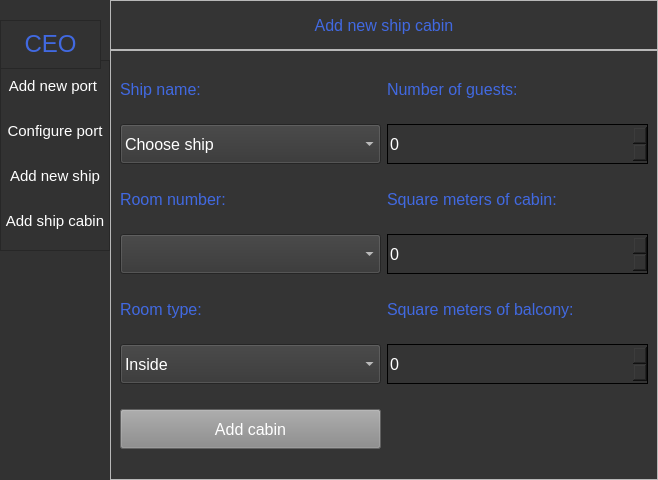
Qt form Application/Resources/interfaces/ceo_panel.ui (MateuszPason/Cruise_trips) before a commit.
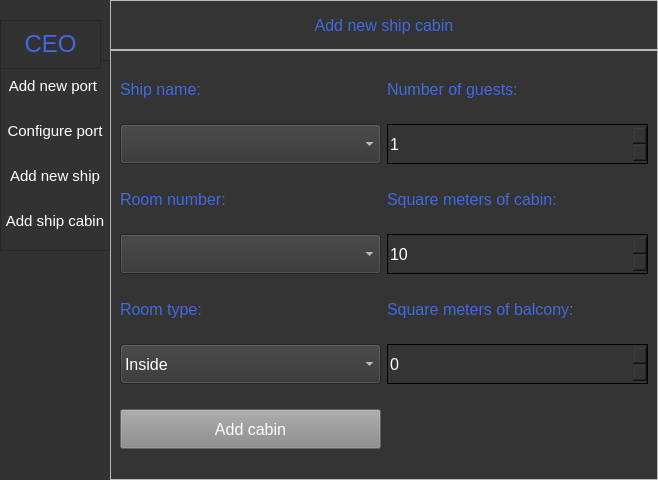
The same form after that commit. The open tabs and pages were chosen to show the change.

Commit message: Fix loading room_number loading to comboBox

What changed in the file:
```diff
--- a/Application/Resources/interfaces/ceo_panel.ui
+++ b/Application/Resources/interfaces/ceo_panel.ui
@@ -1098,11 +1098,6 @@
                  <height>16777215</height>
                 </size>
                </property>
-               <item>
-                <property name="text">
-                 <string>Choose ship</string>
-                </property>
-               </item>
               </widget>
              </item>
              <item row="0" column="1">
@@ -1126,6 +1121,12 @@
                  <height>40</height>
                 </size>
                </property>
+               <property name="minimum">
+                <number>10</number>
+               </property>
+               <property name="maximum">
+                <number>300</number>
+               </property>
               </widget>
              </item>
              <item row="0" column="0">
@@ -1162,6 +1163,12 @@
                  <height>40</height>
                 </size>
                </property>
+               <property name="minimum">
+                <number>1</number>
+               </property>
+               <property name="maximum">
+                <number>8</number>
+               </property>
               </widget>
              </item>
              <item row="3" column="0">
```
Left out of the diff: 5 changed lines with no effect on the pictures. The commit also changes 2 other files.
